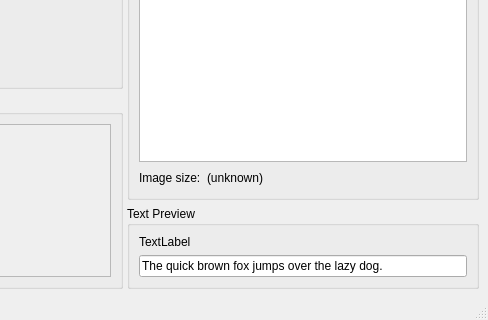
The window that src/texturefontcreatorgui.ui (TerrySoba/TextureFontCreator) describes before a commit, drawn with Qt 5; both pictures show x 275 to 763 and y 382 to 702 of the 763 by 702 pixel window.
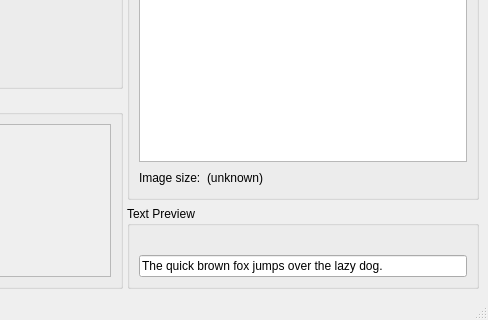
The same window after the commit.

Commit message: Clear text preview label in TextureFontCreator GUI

Diff of the .ui file:
```diff
--- a/src/texturefontcreatorgui.ui
+++ b/src/texturefontcreatorgui.ui
@@ -338,7 +338,7 @@
            <item>
             <widget class="QLabel" name="textPreviewLabel">
              <property name="text">
-              <string>TextLabel</string>
+              <string/>
              </property>
             </widget>
            </item>
```
